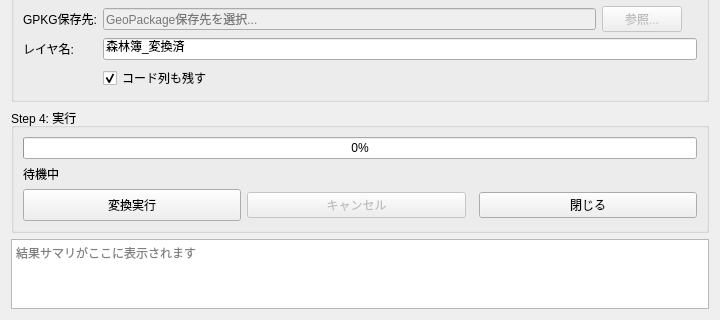
Old version of the form shinrinbo_dialog_base.ui in the repository raw-slnc/shinrinbo_code_converter; both pictures show x 0 to 720 and y 322 to 642 of the 720 by 642 pixel window.
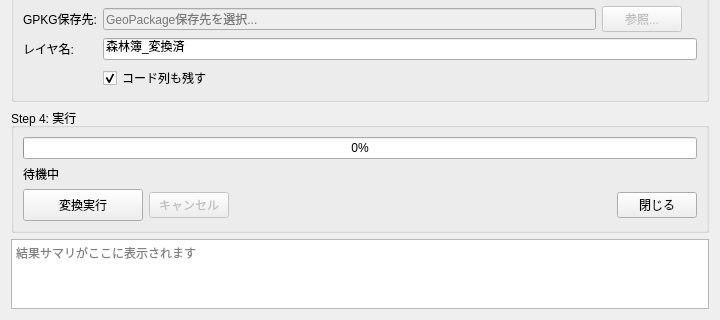
New version of the form.

Diff of the .ui file:
```diff
--- a/shinrinbo_dialog_base.ui
+++ b/shinrinbo_dialog_base.ui
@@ -324,6 +324,12 @@
           <property name="orientation">
            <enum>Qt::Horizontal</enum>
           </property>
+          <property name="sizeHint" stdset="0">
+           <size>
+            <width>40</width>
+            <height>20</height>
+           </size>
+          </property>
          </spacer>
         </item>
         <item>
```
